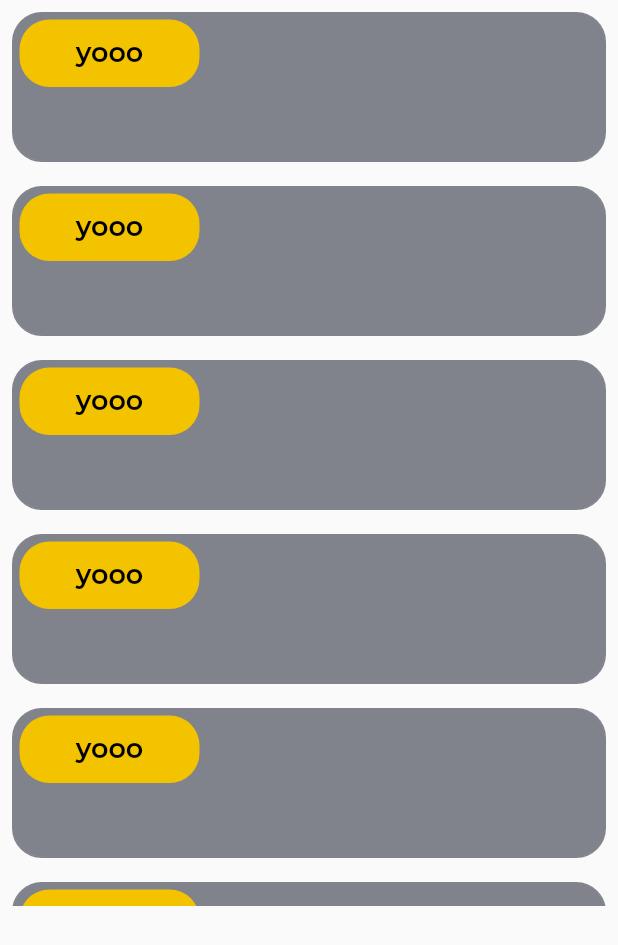
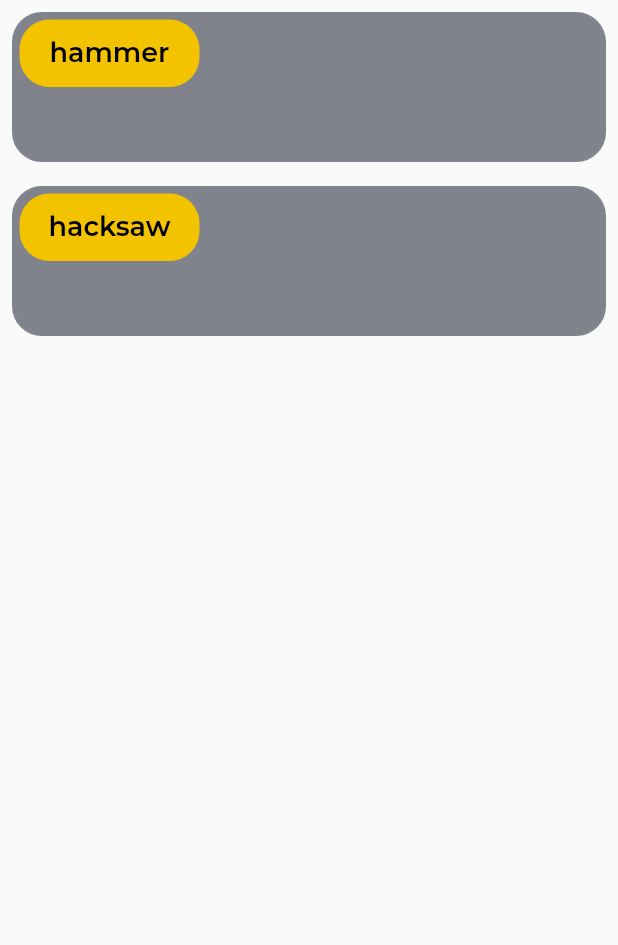
Before and after one commit to NadulaG/FabTrack, a Flutter app: the ActivityCard widget shown alone on an empty page, opened directly, on a phone screen of 412 x 824 dp. Shown: the top 945 px of the screen. Run offline on Flutter 3.47's test engine with Material 2 defaults, Android fonts, the phone set to English and light mode, and no system bars; our stand-ins replace font_awesome_flutter, google_fonts, google_sign_in.

Commit message:
added dict to card build

```diff
--- a/lib/components/nav.dart
+++ b/lib/components/nav.dart
@@ -5,6 +5,7 @@ import 'package:google_sign_in/google_sign_in.dart';
 import '../pages/home.dart';
 import '../pages/profile.dart';
 import '../pages/check_in.dart';
+import '../components/tool_cards.dart';
 
 class Nav extends StatefulWidget {
   final GoogleSignInAccount user;
@@ -72,6 +73,7 @@ class _NavState extends State<Nav> {
           FloatingActionButton(
             backgroundColor: const Color.fromRGBO(52, 96, 148, 1),
             onPressed: () {
+
               print("do thing to recall constructor with all new cards");
             },
             heroTag: null,
--- a/lib/components/tool_cards.dart
+++ b/lib/components/tool_cards.dart
@@ -1,10 +1,15 @@
 import 'package:flutter/material.dart';
+import 'package:flutter/services.dart';
 import 'package:google_fonts/google_fonts.dart';
 
 class ActivityCard extends StatelessWidget {
-  List cards = [];
+  List cardsList = [];
   ActivityCard(List cardsInput) {
-    cards = cardsInput;
+    cardsList = cardsInput;
+  }
+
+  void addCard(var card) {
+    cardsList.add(card);
   }
 
   @override
@@ -12,7 +17,7 @@ class ActivityCard extends StatelessWidget {
     return SizedBox(
       height: MediaQuery.of(context).size.height - 220,
       child: ListView.builder(
-          itemCount: 12, // cardList.length,
+          itemCount: cardsList.length, // cardList.length,
           itemBuilder: (BuildContext context, int index) {
             // Build the widget of the CardState[index] and return it
 
@@ -37,7 +42,7 @@ class ActivityCard extends StatelessWidget {
                           borderRadius: BorderRadius.all(Radius.circular(20))),
                       child: Center(
                         child: Text(
-                          'yooo',
+                          cardsList[index]["name"],
                           textAlign: TextAlign.center,
                           overflow: TextOverflow.clip,
                           style: GoogleFonts.montserrat(
--- a/lib/pages/home.dart
+++ b/lib/pages/home.dart
@@ -114,7 +114,7 @@ class _HomeState extends State<Home> {
             ),
           ),
         ),
-        ActivityCard([1,2,3,4]) // replace [] with actual cards
+        ActivityCard([{"name": "hammer", "skill level":1}, {"name": "hacksaw", "skill level":50}]) // replace [] with actual cards
       ],
     );
   }
```
